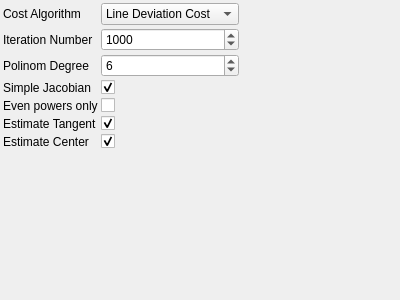
Old version of the form utils/corestructs/coreWidgets/lineDistortionEstimatorParametersControlWidget.ui in the repository NickPenkrat/corecvs.
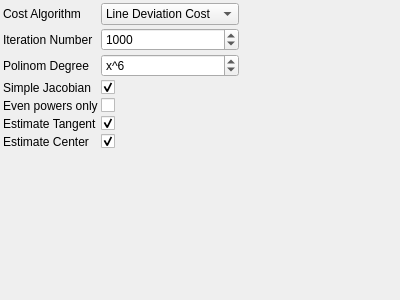
New version of the form.

The edit to the form file:
```diff
--- a/utils/corestructs/coreWidgets/lineDistortionEstimatorParametersControlWidget.ui
+++ b/utils/corestructs/coreWidgets/lineDistortionEstimatorParametersControlWidget.ui
@@ -97,6 +97,9 @@
        <property name="value">
         <number>6</number>
        </property>
+       <property name="prefix">
+        <string>x^</string>
+       </property>
      </widget>
     </item>
     <item row="3" column="0">
```
